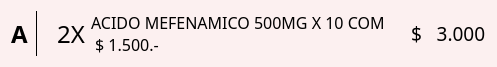
First picture: the form in PyQt/item_widget.ui, repository alfredolavin/MarinaPOS, before the edit.
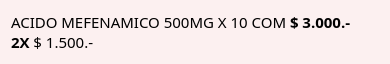
Second picture: the form after the edit.

What changed in the file:
```diff
--- a/PyQt/item_widget.ui
+++ b/PyQt/item_widget.ui
@@ -6,8 +6,8 @@
    <rect>
     <x>0</x>
     <y>0</y>
-    <width>497</width>
-    <height>50</height>
+    <width>390</width>
+    <height>48</height>
    </rect>
   </property>
   <property name="windowTitle">
@@ -17,83 +17,6 @@
    <string notr="true">background-color: rgb(252, 240, 240);</string>
   </property>
   <layout class="QHBoxLayout" name="horizontalLayout">
-   <item>
-    <widget class="QLabel" name="item_indice">
-     <property name="font">
-      <font>
-       <family>Roboto Mono for Powerline</family>
-       <pointsize>18</pointsize>
-       <weight>75</weight>
-       <bold>true</bold>
-      </font>
-     </property>
-     <property name="styleSheet">
-      <string notr="true">border: none;</string>
-     </property>
-     <property name="text">
-      <string>A</string>
-     </property>
-     <property name="textFormat">
-      <enum>Qt::PlainText</enum>
-     </property>
-    </widget>
-   </item>
-   <item>
-    <widget class="Line" name="line">
-     <property name="sizePolicy">
-      <sizepolicy hsizetype="Fixed" vsizetype="Minimum">
-       <horstretch>0</horstretch>
-       <verstretch>0</verstretch>
-      </sizepolicy>
-     </property>
-     <property name="minimumSize">
-      <size>
-       <width>5</width>
-       <height>0</height>
-      </size>
-     </property>
-     <property name="font">
-      <font>
-       <pointsize>11</pointsize>
-       <weight>50</weight>
-       <bold>false</bold>
-      </font>
-     </property>
-     <property name="frameShadow">
-      <enum>QFrame::Plain</enum>
-     </property>
-     <property name="orientation">
-      <enum>Qt::Vertical</enum>
-     </property>
-    </widget>
-   </item>
-   <item>
-    <widget class="QLabel" name="item_cantidad">
-     <property name="minimumSize">
-      <size>
-       <width>40</width>
-       <height>0</height>
-      </size>
-     </property>
-     <property name="font">
-      <font>
-       <family>Roboto Mono for Powerline</family>
-       <pointsize>18</pointsize>
-       <weight>50</weight>
-       <bold>false</bold>
-      </font>
-     </property>
-     <property name="styleSheet">
-      <string notr="true">border: none;</string>
-     </property>
-     <property name="text">
-      <string>2X</string>
-     </property>
-     <property name="alignment">
-      <set>Qt::AlignRight|Qt::AlignTrailing|Qt::AlignVCenter</set>
-     </property>
-    </widget>
-   </item>
    <item>
     <widget class="QLabel" name="item_descripcion">
      <property name="sizePolicy">
@@ -104,38 +27,17 @@
      </property>
      <property name="font">
       <font>
-       <family>Ubuntu Light</family>
-       <pointsize>12</pointsize>
+       <family>Roboto Mono Light for Powerline</family>
+       <pointsize>11</pointsize>
+       <weight>50</weight>
+       <bold>false</bold>
       </font>
      </property>
-     <property name="styleSheet">
-      <string notr="true">border: none;</string>
+     <property name="toolTip">
+      <string notr="true"/>
      </property>
      <property name="text">
-      <string>ACIDO MEFENAMICO 500MG X 10 COM
- $ 1.500.-</string>
-     </property>
-    </widget>
-   </item>
-   <item>
-    <widget class="QLabel" name="item_subtotal">
-     <property name="sizePolicy">
-      <sizepolicy hsizetype="Preferred" vsizetype="Preferred">
-       <horstretch>0</horstretch>
-       <verstretch>0</verstretch>
-      </sizepolicy>
-     </property>
-     <property name="font">
-      <font>
-       <family>Ubuntu Light</family>
-       <pointsize>14</pointsize>
-      </font>
-     </property>
-     <property name="styleSheet">
-      <string notr="true">border: none;</string>
-     </property>
-     <property name="text">
-      <string>$   3.000</string>
+      <string>&lt;html&gt;&lt;head/&gt;&lt;body&gt;&lt;p&gt;ACIDO MEFENAMICO 500MG X 10 COM		                &lt;span style=&quot; font-weight:600;&quot;&gt;$ 3.000.-&lt;/span&gt;&lt;br/&gt;&lt;span style=&quot; font-weight:600;&quot;&gt;2X &lt;/span&gt;$ 1.500.-&lt;/p&gt;&lt;/body&gt;&lt;/html&gt;</string>
      </property>
     </widget>
    </item>
```
Left out of the diff: 11 changed lines with no effect on the pictures.
